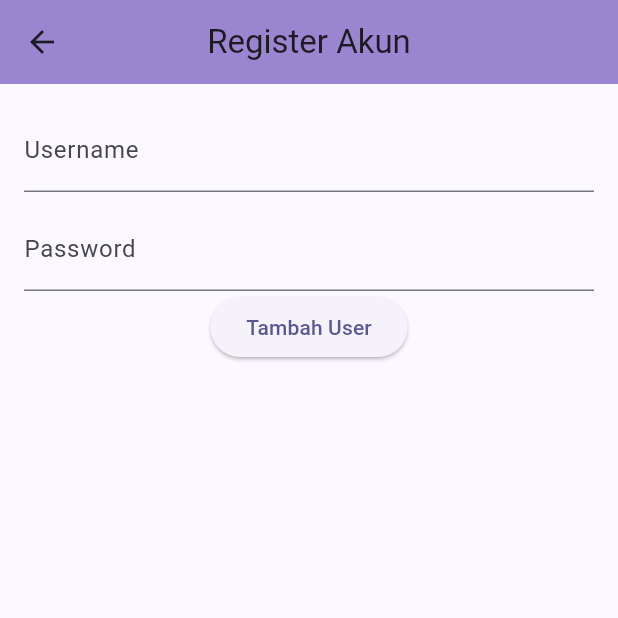
After one commit to Anggoen/Kasirflutterukk, a Flutter app: the MyHomePage screen opened directly, after a tap on "Registrasi", on a phone screen of 412 x 824 dp, the top half of it. The commit adds this screen. Run offline on Flutter 3.47's test engine with Material 3 defaults, Android fonts, the phone set to English and light mode, and no system bars; our stand-ins replace supabase_flutter; missing offline and left inert: dart:js_interop; accounts and stored records are empty; network calls fail.

Commit message:
commit kedelapan cuy

```diff
--- a/lib/main.dart
+++ b/lib/main.dart
@@ -1,8 +1,8 @@
 import 'package:flutter/material.dart';
 import 'package:kasirflutter_/produk/editProduk.dart';
 import 'package:kasirflutter_/kasir.dart';
-import 'package:kasirflutter_/produk/login.dart';
-import 'package:kasirflutter_/produk/register.dart';
+import 'package:kasirflutter_/user/login.dart';
+import 'package:kasirflutter_/user/insertUser.dart';
 import 'package:supabase_flutter/supabase_flutter.dart';
 import 'package:kasirflutter_/produk/insertProduk.dart';
 import 'package:kasirflutter_/produk/deleteProduk.dart';
@@ -30,8 +30,8 @@ class MyApp extends StatelessWidget {
             ColorScheme.fromSeed(seedColor: Color.fromARGB(255, 3, 1, 57)),
         useMaterial3: true,
       ),
-      home: KasirPage(),
-     // home: MyHomePage(title: 'Kasir'),
+      // home: KasirPage(),
+      home: MyHomePage(title: 'Kasir'),
       // home: const MyHomePage(title: 'Kasir'),
       debugShowCheckedModeBanner: false,
     );
@@ -87,7 +87,7 @@ class _MyHomePageState extends State<MyHomePage> {
                         Navigator.push(
                           context,
                           MaterialPageRoute(
-                              builder: (context) => RegistrasiKasir()),
+                              builder: (context) => RegisterPage()),
                         );
                       },
                       child: Text(
--- a/lib/pelanggan/deletePelanggan.dart
+++ b/lib/pelanggan/deletePelanggan.dart
@@ -1,6 +1,7 @@
 import 'dart:js_interop_unsafe';
 
 import 'package:flutter/material.dart';
+import 'package:kasirflutter_/kasir.dart';
 import 'package:kasirflutter_/pelanggan/insertPelanggan.dart';
 import 'package:supabase_flutter/supabase_flutter.dart';
 
@@ -15,5 +16,5 @@ Future<void> deletePelanggan(int idPelanggan, BuildContext context) async {
     print('Data berhasil di hapus');
   }
   Navigator.pushReplacement(
-      context, MaterialPageRoute(builder: (context) => AddPelanggan()));
+      context, MaterialPageRoute(builder: (context) => PelangganPage()));
 }
--- /dev/null
+++ b/lib/user/insertUser.dart
@@ -0,0 +1,99 @@
+import 'package:flutter/material.dart';
+import 'package:kasirflutter_/kasir.dart';
+import 'package:supabase_flutter/supabase_flutter.dart';
+
+class RegisterPage extends StatefulWidget {
+  const RegisterPage({super.key});
+
+  @override
+  State<RegisterPage> createState() => _RegisterPageState();
+}
+
+class _RegisterPageState extends State<RegisterPage> {
+  final _formKey = GlobalKey<FormState>();
+  final TextEditingController _Username = TextEditingController();
+  final TextEditingController _Password = TextEditingController();
+
+  Future<void> _tambahUser() async {
+    if (!_formKey.currentState!.validate()) {
+      return;
+    }
+
+    final username = _Username.text;
+    final password = _Password.text;
+
+    final response = await Supabase.instance.client.from('user').insert([
+      {
+        'username': _Username,
+        'password': _Password,
+      }
+    ]);
+
+    if (response != null) {
+      ScaffoldMessenger.of(context).showSnackBar(
+        SnackBar(content: Text('Error: ${response.error!.message}')),
+      );
+    } else {
+      ScaffoldMessenger.of(context)
+          .showSnackBar(SnackBar(content: Text('Berhasil ditambahkan')));
+    }
+
+    _Username.clear();
+    _Password.clear();
+
+    Navigator.pushReplacement(
+      context,
+      MaterialPageRoute(builder: (context) => UserPage()),
+    );
+  }
+
+  @override
+  Widget build(BuildContext context) {
+    return Scaffold(
+      appBar: AppBar(
+        backgroundColor: Color.fromARGB(255, 154, 134, 208),
+        title: Text('Register Akun'),
+        centerTitle: true,
+      ),
+      body: Padding(
+        padding: EdgeInsets.all(16.0),
+        child: Container(
+          child: Column(
+            children: [
+              TextFormField(
+                controller: _Username,
+                decoration: InputDecoration(
+                  labelText: 'Username',
+                ),
+                validator: (value) {
+                  if (value == null || value.isEmpty) {
+                    return 'Masukkan Nama User';
+                  }
+                  return null;
+                },
+              ),
+              SizedBox(height: 10.0),
+              TextFormField(
+                decoration: InputDecoration(labelText: 'Password'),
+                validator: (value) {
+                  if (value == null || value.isEmpty) {
+                    return 'Masukkan Password';
+                  }
+                  return null;
+                },
+              ),
+              ElevatedButton(
+                onPressed: () {
+                  if (_formKey.currentState!.validate()) {
+                    _tambahUser();
+                  }
+                },
+                child: Text('Tambah User'),
+              ),
+            ],
+          ),
+        ),
+      ),
+    );
+  }
+}
```
Also changed, not shown: lib/kasir.dart (+165 -2 lines), lib/pelanggan/editPelanggan.dart (+106 -0 lines), lib/pelanggan/insertPelanggan.dart (+6 -3 lines), lib/produk/register.dart (deleted, +0 -176 lines), lib/user/deleteUser.dart (added), lib/user/editUser.dart (added), lib/user/login.dart (renamed from lib/produk/login.dart).
